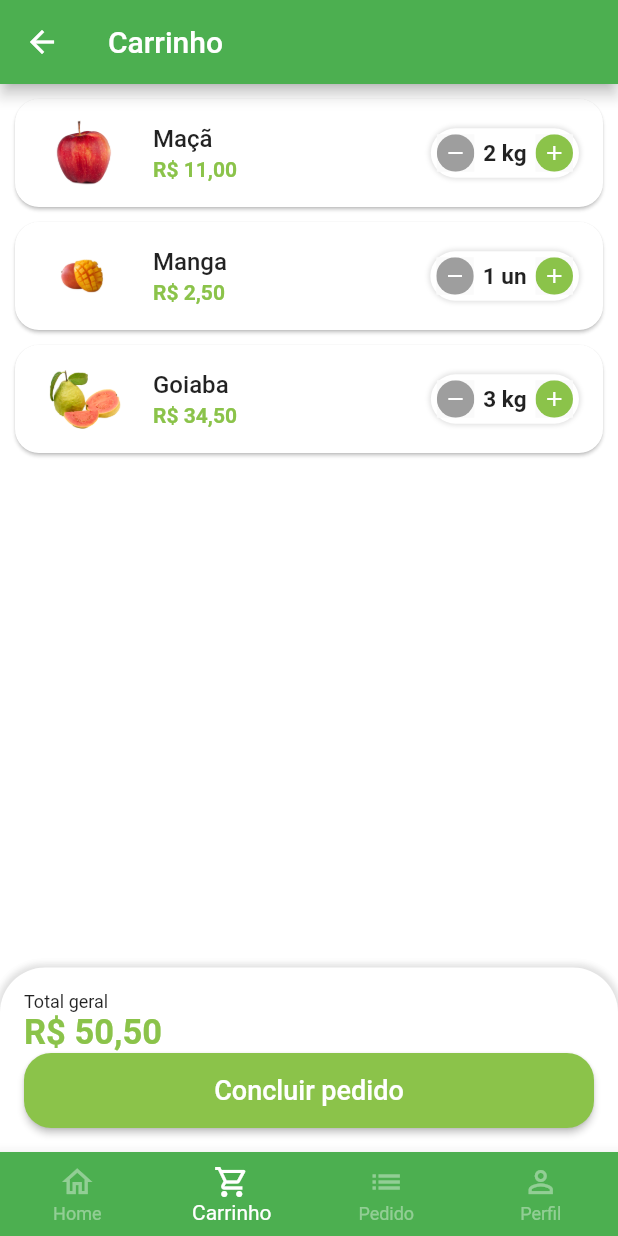
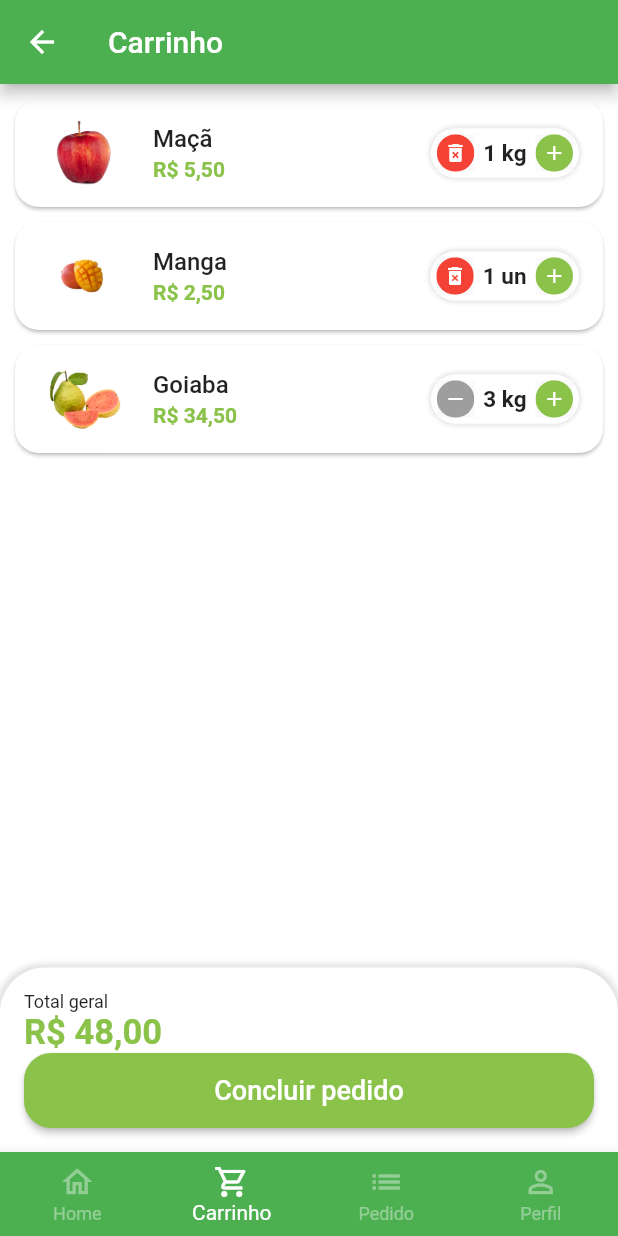
Before and after one commit to thiagolazaro/greengrocer-app-flutter, a Flutter app: the BaseScreen screen opened directly, item 2 of the bottom bar chosen, after a tap on the "remove" icon, on a phone screen of 412 x 824 dp. Run offline on Flutter 3.47's test engine with Material 2 defaults, Android fonts, the phone set to English and light mode, and no system bars; our stand-ins replace animated_text_kit, badges, mask_text_input_formatter.

Commit message:
Incrementando o Widget de Quantidade

```diff
--- a/lib/src/config/app_data.dart
+++ b/lib/src/config/app_data.dart
@@ -73,7 +73,7 @@ List<String> categories = [
   'Cereais',
 ];
 
-List<CartItemModel> cartItem = [
+List<CartItemModel> cartItems = [
   CartItemModel(
     item: apple,
     quantity: 2,
--- a/lib/src/pages/base/base_screen.dart
+++ b/lib/src/pages/base/base_screen.dart
@@ -21,7 +21,7 @@ class _BaseScreenState extends State<BaseScreen> {
         controller: pageController,
         children: [
           const HomeTab(),
-          CartTab(),
+          const CartTab(),
           Container(color: Colors.blue),
           Container(color: Colors.purple),
         ],
--- a/lib/src/pages/cart/cart_tab.dart
+++ b/lib/src/pages/cart/cart_tab.dart
@@ -1,13 +1,35 @@
 import 'package:flutter/material.dart';
 import 'package:greengrocer/src/config/custom_colors.dart';
+import 'package:greengrocer/src/models/cart_item_model.dart';
 import 'package:greengrocer/src/pages/cart/components/cart_tile.dart';
 import 'package:greengrocer/src/services/utils_services.dart';
 import 'package:greengrocer/src/config/app_data.dart' as appData;
 
-class CartTab extends StatelessWidget {
-  CartTab({Key? key}) : super(key: key);
+class CartTab extends StatefulWidget {
+  const CartTab({Key? key}) : super(key: key);
 
+  @override
+  State<CartTab> createState() => _CartTabState();
+}
+
+class _CartTabState extends State<CartTab> {
   final UtilsServices utilsServices = UtilsServices();
+
+  void removeItemFromCard(CartItemModel cartItem) {
+    setState(() {
+      appData.cartItems.remove(cartItem);
+    });
+  }
+
+  double cartTotalPrice() {
+    double total = 0;
+
+    for (var item in appData.cartItems) {
+      total += item.totalPrice();
+    }
+
+    return total;
+  }
 
   @override
   Widget build(BuildContext context) {
@@ -20,10 +42,11 @@ class CartTab extends StatelessWidget {
           // Lista do Carrinho
           Expanded(
             child: ListView.builder(
-              itemCount: appData.cartItem.length,
+              itemCount: appData.cartItems.length,
               itemBuilder: (_, index) {
                 return CartTile(
-                  cartItem: appData.cartItem[index],
+                  cartItem: appData.cartItems[index],
+                  remove: removeItemFromCard,
                 );
               },
             ),
@@ -58,7 +81,7 @@ class CartTab extends StatelessWidget {
 
                 // Valor
                 Text(
-                  utilsServices.priceToCurrency(50.5),
+                  utilsServices.priceToCurrency(cartTotalPrice()),
                   style: TextStyle(
                     fontSize: 23,
                     color: CustomColors.customSwatchColor,
--- a/lib/src/pages/cart/components/cart_tile.dart
+++ b/lib/src/pages/cart/components/cart_tile.dart
@@ -4,14 +4,21 @@ import 'package:greengrocer/src/models/cart_item_model.dart';
 import 'package:greengrocer/src/pages/common_widgets/quantity_widget.dart';
 import 'package:greengrocer/src/services/utils_services.dart';
 
-class CartTile extends StatelessWidget {
+class CartTile extends StatefulWidget {
   final CartItemModel cartItem;
+  final Function(CartItemModel) remove;
 
-  CartTile({
+  const CartTile({
     Key? key,
     required this.cartItem,
+    required this.remove,
   }) : super(key: key);
 
+  @override
+  State<CartTile> createState() => _CartTileState();
+}
+
+class _CartTileState extends State<CartTile> {
   final UtilsServices utilsServices = UtilsServices();
 
   @override
@@ -24,14 +31,14 @@ class CartTile extends StatelessWidget {
       child: ListTile(
         // Imagem
         leading: Image.asset(
-          cartItem.item.imgUrl,
+          widget.cartItem.item.imgUrl,
           width: 60,
           height: 60,
         ),
 
         // Titulo
         title: Text(
-          cartItem.item.itemName,
+          widget.cartItem.item.itemName,
           style: const TextStyle(
             fontWeight: FontWeight.w500,
           ),
@@ -39,7 +46,7 @@ class CartTile extends StatelessWidget {
 
         // Total
         subtitle: Text(
-          utilsServices.priceToCurrency(cartItem.totalPrice()),
+          utilsServices.priceToCurrency(widget.cartItem.totalPrice()),
           style: TextStyle(
             color: CustomColors.customSwatchColor,
             fontWeight: FontWeight.bold,
@@ -48,9 +55,19 @@ class CartTile extends StatelessWidget {
 
         // Botão quantidade
         trailing: QuantityWidget(
-          value: cartItem.quantity,
-          suffixText: cartItem.item.unit,
-          result: (quantity) {},
+          value: widget.cartItem.quantity,
+          suffixText: widget.cartItem.item.unit,
+          result: (quantity) {
+            setState(() {
+              widget.cartItem.quantity = quantity;
+
+              if (quantity == 0) {
+                // Remove item do carrinho
+                widget.remove(widget.cartItem);
+              }
+            });
+          },
+          isRemovable: true,
         ),
       ),
     );
--- a/lib/src/pages/common_widgets/quantity_widget.dart
+++ b/lib/src/pages/common_widgets/quantity_widget.dart
@@ -5,12 +5,14 @@ class QuantityWidget extends StatelessWidget {
   final int value;
   final String suffixText;
   final Function(int quantity) result;
+  final bool isRemovable;
 
   const QuantityWidget({
     Key? key,
     required this.value,
     required this.suffixText,
     required this.result,
+    this.isRemovable = false,
   }) : super(key: key);
 
   @override
@@ -33,10 +35,11 @@ class QuantityWidget extends StatelessWidget {
         children: [
           // Remover
           _QuantityButton(
-            icon: Icons.remove,
-            color: Colors.grey,
+            icon:
+                !isRemovable || value > 1 ? Icons.remove : Icons.delete_forever,
+            color: !isRemovable || value > 1 ? Colors.grey : Colors.red,
             onPressed: () {
-              if (value == 1) return;
+              if (value == 1 && !isRemovable) return;
 
               int resultCount = value - 1;
 
```
